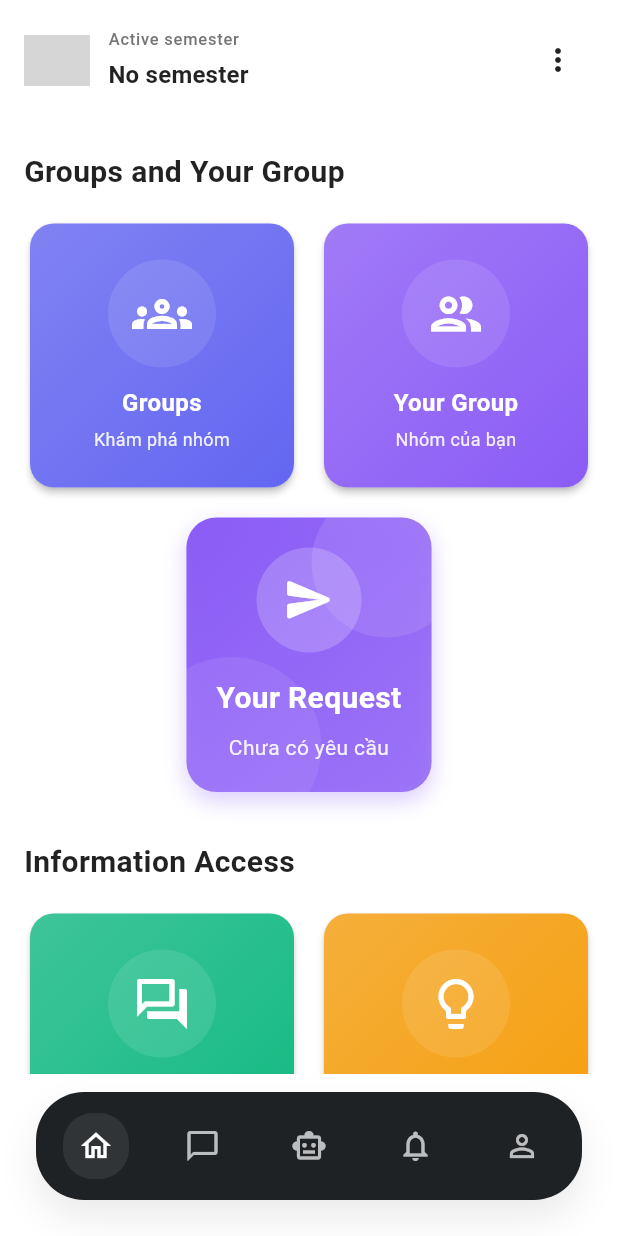
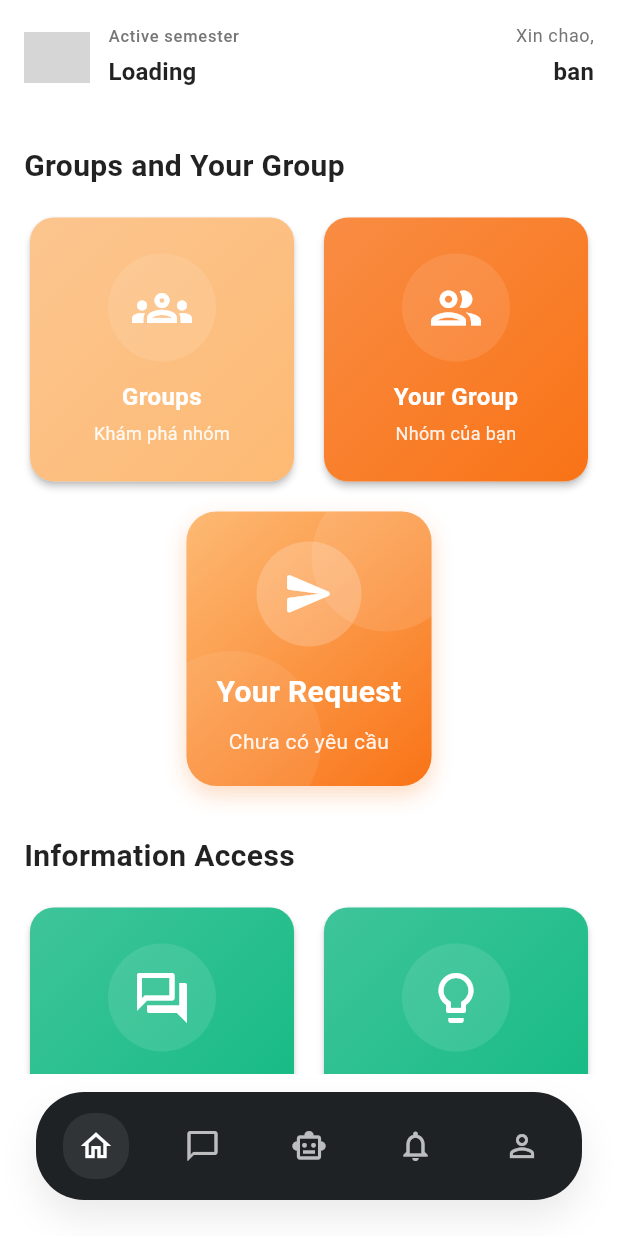
Before and after one commit to baole405/Booking-Group-Flutter, a Flutter app: the screen it shows once a user with an empty profile is signed in, on a phone screen of 412 x 824 dp. Run offline on Flutter 3.47's test engine with Material 3 defaults, Android fonts, the phone set to English and light mode, and no system bars; our stand-ins replace firebase_auth, firebase_core, google_sign_in, image_picker, shared_preferences; accounts and stored records are empty; network calls fail; grey boxes are pictures that could not be loaded.

Commit message:
feat: NEW UI

```diff
--- a/lib/core/constants/api_constants.dart
+++ b/lib/core/constants/api_constants.dart
@@ -20,6 +20,7 @@ class ApiConstants {
   static const String myInfo = '/users/myInfo';
   static String get myInfoUrl => '$baseApiUrl$myInfo';
   static String get updateMyInfoUrl => '$baseApiUrl$myInfo';
+  static String userAvatarUrl(int userId) => '$baseApiUrl/users/$userId/avatar';
 
   // Group Endpoints
   static const String groups = '/groups';
--- a/lib/features/home/presentation/widgets/groups_your_group_section.dart
+++ b/lib/features/home/presentation/widgets/groups_your_group_section.dart
@@ -20,7 +20,7 @@ class GroupsYourGroupSection extends StatelessWidget {
         title: 'Groups',
         subtitle: 'Khám phá nhóm',
         icon: Icons.groups_outlined,
-        backgroundColor: const Color(0xFF6366F1), // Indigo
+        backgroundColor: const Color(0xFFFDBA74), // Soft orange
         iconColor: Colors.white,
         onTap: onGroupsTap,
       ),
@@ -28,7 +28,7 @@ class GroupsYourGroupSection extends StatelessWidget {
         title: 'Your Group',
         subtitle: 'Nhóm của bạn',
         icon: Icons.group_outlined,
-        backgroundColor: const Color(0xFF8B5CF6), // Purple
+        backgroundColor: const Color(0xFFF97316), // Vibrant orange
         iconColor: Colors.white,
         onTap: onYourGroupTap,
       ),
--- a/lib/features/home/presentation/widgets/home_header.dart
+++ b/lib/features/home/presentation/widgets/home_header.dart
@@ -3,20 +3,37 @@ import 'package:flutter/material.dart';
 /// Header widget with FPT logo and menu button
 class HomeHeader extends StatelessWidget {
   final String? userEmail;
-  final VoidCallback onLogout;
+  final String? userName;
   final String? semesterName;
   final bool isSemesterLoading;
+  final bool hasAttemptedSemesterLoad;
 
   const HomeHeader({
     super.key,
     this.userEmail,
-    required this.onLogout,
+    this.userName,
     this.semesterName,
     this.isSemesterLoading = false,
+    this.hasAttemptedSemesterLoad = false,
   });
 
   @override
   Widget build(BuildContext context) {
+    final hasSemester = semesterName?.isNotEmpty == true;
+    final showLoadingState =
+        isSemesterLoading || (!hasAttemptedSemesterLoad && !hasSemester);
+    final semesterLabel = showLoadingState
+        ? 'Loading...'
+        : hasSemester
+        ? semesterName!
+        : 'Loading';
+
+    final resolvedName = (userName?.trim().isNotEmpty ?? false)
+        ? userName!.trim()
+        : (userEmail != null && userEmail!.isNotEmpty
+              ? userEmail!.split('@').first
+              : 'ban');
+
     return Padding(
       padding: const EdgeInsets.all(16.0),
       child: Row(
@@ -40,7 +57,7 @@ class HomeHeader extends StatelessWidget {
                   },
                 ),
                 const SizedBox(width: 12),
-                Flexible(
+                Expanded(
                   child: Column(
                     crossAxisAlignment: CrossAxisAlignment.start,
                     mainAxisSize: MainAxisSize.min,
@@ -48,21 +65,17 @@ class HomeHeader extends StatelessWidget {
                       Text(
                         'Active semester',
                         style: Theme.of(context).textTheme.labelSmall?.copyWith(
-                          color: Colors.grey.shade600,
-                          fontWeight: FontWeight.w500,
-                        ),
+                              color: Colors.grey.shade600,
+                              fontWeight: FontWeight.w500,
+                            ),
                       ),
                       const SizedBox(height: 4),
                       Text(
-                        isSemesterLoading
-                            ? 'Loading...'
-                            : (semesterName?.isNotEmpty == true
-                                  ? semesterName!
-                                  : 'No semester'),
+                        semesterLabel,
                         style: Theme.of(context).textTheme.titleMedium
                             ?.copyWith(fontWeight: FontWeight.w600),
-                        maxLines: 1,
-                        overflow: TextOverflow.ellipsis,
+                        softWrap: false,
+                        overflow: TextOverflow.visible,
                       ),
                     ],
                   ),
@@ -70,26 +83,31 @@ class HomeHeader extends StatelessWidget {
               ],
             ),
           ),
-          PopupMenuButton<String>(
-            icon: const Icon(Icons.more_vert),
-            itemBuilder: (context) => [
-              PopupMenuItem<String>(
-                value: 'profile',
-                child: Text(userEmail ?? 'User'),
-              ),
-              const PopupMenuDivider(),
-              PopupMenuItem<String>(
-                value: 'logout',
-                onTap: onLogout,
-                child: const Row(
-                  children: [
-                    Icon(Icons.logout, size: 20),
-                    SizedBox(width: 8),
-                    Text('Logout'),
-                  ],
+          const SizedBox(width: 16),
+          ConstrainedBox(
+            constraints: const BoxConstraints(maxWidth: 150),
+            child: Column(
+              crossAxisAlignment: CrossAxisAlignment.end,
+              mainAxisSize: MainAxisSize.min,
+              children: [
+                Text(
+                  'Xin chao,',
+                  style: Theme.of(context)
+                      .textTheme
+                      .bodySmall
+                      ?.copyWith(color: Colors.grey.shade600),
                 ),
-              ),
-            ],
+                const SizedBox(height: 4),
+                Text(
+                  resolvedName,
+                  style: Theme.of(context).textTheme.titleMedium?.copyWith(
+                        fontWeight: FontWeight.w600,
+                      ),
+                  maxLines: 1,
+                  overflow: TextOverflow.ellipsis,
+                ),
+              ],
+            ),
           ),
         ],
       ),
--- a/lib/features/home/presentation/widgets/information_access_section.dart
+++ b/lib/features/home/presentation/widgets/information_access_section.dart
@@ -29,7 +29,7 @@ class InformationAccessSection extends StatelessWidget {
         title: 'Idea',
         subtitle: 'Ý tưởng',
         icon: Icons.lightbulb_outline,
-        backgroundColor: const Color(0xFFF59E0B), // Amber
+        backgroundColor: const Color(0xFF10B981), // Green
         iconColor: Colors.white,
         onTap: onIdeaTap,
       ),
@@ -37,7 +37,7 @@ class InformationAccessSection extends StatelessWidget {
         title: 'Updating...',
         subtitle: 'Sắp ra mắt',
         icon: Icons.more_horiz,
-        backgroundColor: const Color(0xFF6B7280), // Gray
+        backgroundColor: const Color(0xFF10B981), // Green
         iconColor: Colors.white,
         onTap: () {
           // Do nothing for now
--- a/lib/features/home/presentation/widgets/your_request_section_card.dart
+++ b/lib/features/home/presentation/widgets/your_request_section_card.dart
@@ -25,18 +25,18 @@ class YourRequestSectionCard extends StatelessWidget {
       onTap: onTap,
       child: Container(
         decoration: BoxDecoration(
-          gradient: LinearGradient(
+          gradient: const LinearGradient(
             begin: Alignment.topLeft,
             end: Alignment.bottomRight,
             colors: [
-              const Color(0xFF8B5CF6), // Purple
-              const Color(0xFF8B5CF6).withOpacity(0.8),
+              Color(0xFFFDBA74), // Soft orange
+              Color(0xFFF97316), // Vibrant orange
             ],
           ),
           borderRadius: BorderRadius.circular(20),
           boxShadow: [
             BoxShadow(
-              color: const Color(0xFF8B5CF6).withOpacity(0.3),
+              color: const Color(0xFFF97316).withOpacity(0.25),
               blurRadius: 12,
               offset: const Offset(0, 6),
             ),
--- a/lib/models/post.dart
+++ b/lib/models/post.dart
@@ -18,9 +18,13 @@ class Post {
   });
 
   factory Post.fromJson(Map<String, dynamic> json) {
+    final dynamic userJson = json['userResponse'] ?? json['user'];
+
     return Post(
       id: json['id'] ?? 0,
-      userResponse: UserResponse.fromJson(json['userResponse'] ?? {}),
+      userResponse: UserResponse.fromJson(
+        userJson is Map<String, dynamic> ? userJson : <String, dynamic>{},
+      ),
       groupResponse: json['groupResponse'] != null
           ? GroupResponse.fromJson(json['groupResponse'])
           : null,
--- a/pubspec.yaml
+++ b/pubspec.yaml
@@ -42,6 +42,7 @@ dependencies:
   firebase_auth: ^6.1.0
   google_sign_in: ^6.2.1
   http: ^1.2.1
+  http_parser: ^4.0.2
   shared_preferences: ^2.2.0
 
 dev_dependencies:
```
Also changed, not shown: lib/features/groups/presentation/pages/group_detail_page.dart (+17 -1 lines), lib/features/home/presentation/pages/home_page.dart (+50 -58 lines), lib/features/profile/presentation/pages/profile_page.dart (+123 -16 lines), lib/models/user_profile.dart (+10 -0 lines), lib/resources/comments_api.dart (+7 -1 lines), lib/resources/forum_api.dart (+20 -2 lines), lib/resources/profile_update_api.dart (+44 -0 lines), pubspec.lock.
